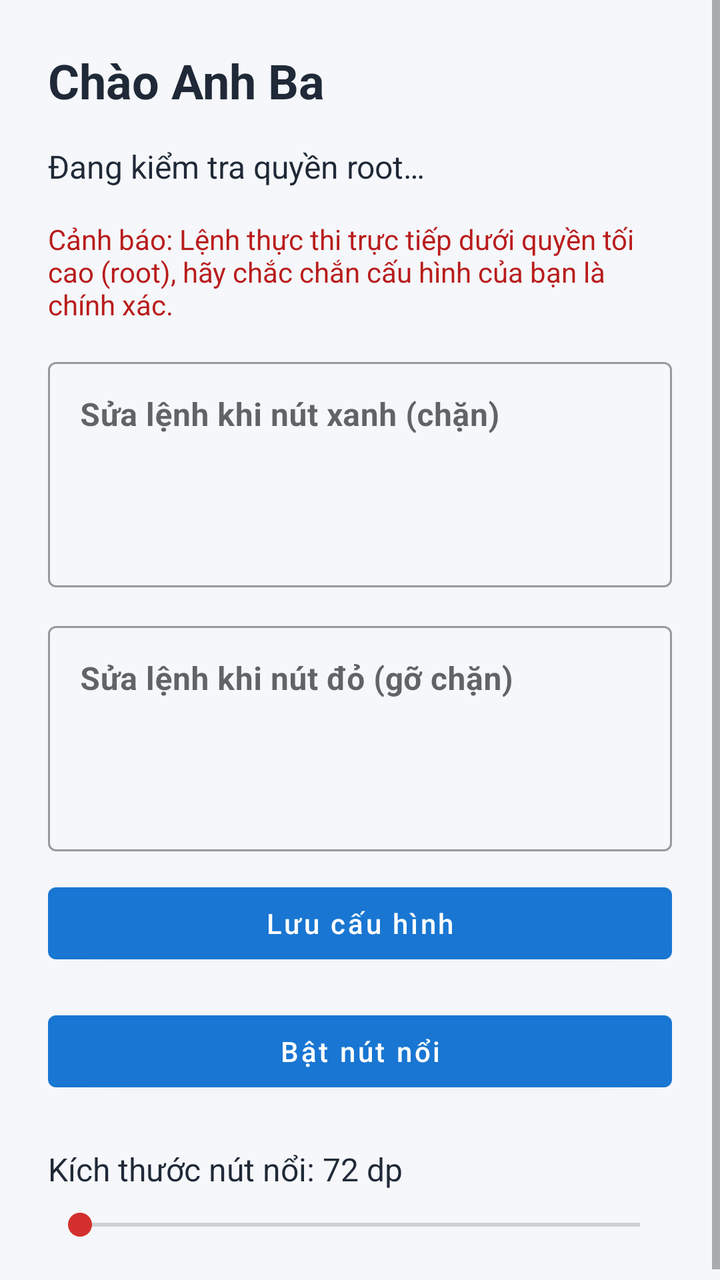
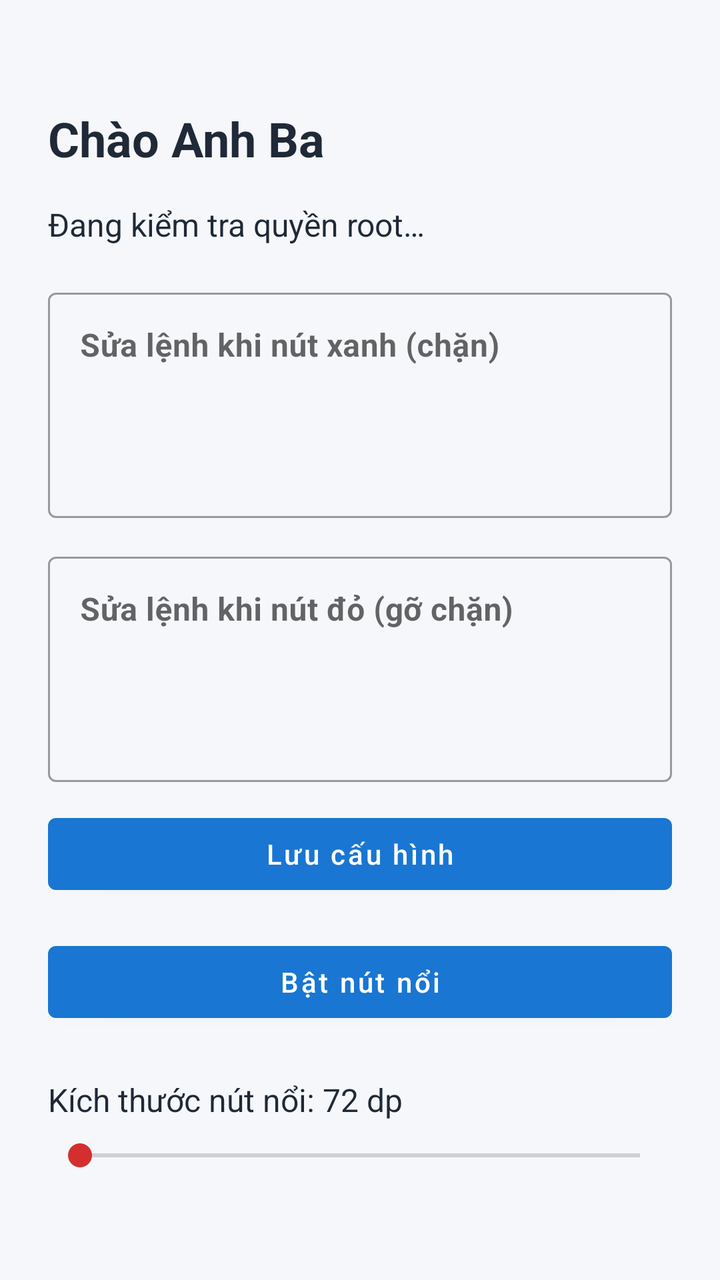

Screens rendered from an Android XML layout before and after an edit, with the pre-edit source and the edit as a unified diff.
<!-- AndroidManifest.xml: application theme Theme.NutNoi -->
<!-- res/layout/activity_main.xml -->
<?xml version="1.0" encoding="utf-8"?>
<ScrollView xmlns:android="http://schemas.android.com/apk/res/android"
    xmlns:app="http://schemas.android.com/apk/res-auto"
    android:layout_width="match_parent"
    android:layout_height="match_parent"
    android:fillViewport="true"
    android:background="#F5F7FA">

    <LinearLayout
        android:layout_width="match_parent"
        android:layout_height="wrap_content"
        android:orientation="vertical"
        android:padding="24dp"
        android:gravity="center_vertical">

        <TextView
            android:layout_width="match_parent"
            android:layout_height="wrap_content"
            android:text="@string/greeting"
            android:textColor="#1F2937"
            android:textSize="24sp"
            android:textStyle="bold"
            android:layout_marginBottom="16dp" />

        <TextView
            android:id="@+id/rootStatus"
            android:layout_width="match_parent"
            android:layout_height="wrap_content"
            android:text="@string/root_status_checking"
            android:textColor="#1F2937"
            android:textSize="16sp"
            android:paddingBottom="16dp" />

        <TextView
            android:layout_width="match_parent"
            android:layout_height="wrap_content"
            android:text="@string/firewall_warning_short"
            android:textColor="#B91C1C"
            android:textSize="14sp"
            android:paddingBottom="12dp" />

        <com.google.android.material.textfield.TextInputLayout
            android:layout_width="match_parent"
            android:layout_height="wrap_content"
            android:hint="@string/edit_block_commands"
            app:hintTextAppearance="@style/TextAppearance.NutNoi.CommandHint"
            android:layout_marginBottom="12dp"
            style="@style/Widget.MaterialComponents.TextInputLayout.OutlinedBox">

            <com.google.android.material.textfield.TextInputEditText
                android:id="@+id/blockCommandsInput"
                android:layout_width="match_parent"
                android:layout_height="wrap_content"
                android:gravity="top|start"
                android:inputType="textMultiLine|textNoSuggestions"
                android:minLines="4"
                android:maxLines="8"
                android:scrollbars="vertical"
                android:textColor="#1F2937"
                android:textStyle="bold" />
        </com.google.android.material.textfield.TextInputLayout>

        <com.google.android.material.textfield.TextInputLayout
            android:layout_width="match_parent"
            android:layout_height="wrap_content"
            android:hint="@string/edit_unblock_commands"
            app:hintTextAppearance="@style/TextAppearance.NutNoi.CommandHint"
            android:layout_marginBottom="12dp"
            style="@style/Widget.MaterialComponents.TextInputLayout.OutlinedBox">

            <com.google.android.material.textfield.TextInputEditText
                android:id="@+id/unblockCommandsInput"
                android:layout_width="match_parent"
                android:layout_height="wrap_content"
                android:gravity="top|start"
                android:inputType="textMultiLine|textNoSuggestions"
                android:minLines="4"
                android:maxLines="8"
                android:scrollbars="vertical"
                android:textColor="#1F2937"
                android:textStyle="bold" />
        </com.google.android.material.textfield.TextInputLayout>

        <Button
            android:id="@+id/btnSaveCommands"
            android:layout_width="match_parent"
            android:layout_height="wrap_content"
            android:text="@string/save_configuration"
            android:textAllCaps="false"
            android:layout_marginBottom="16dp" />

        <Button
            android:id="@+id/btnToggleOverlay"
            android:layout_width="match_parent"
            android:layout_height="wrap_content"
            android:text="@string/enable_button"
            android:textAllCaps="false"
            android:layout_marginBottom="24dp" />

        <TextView
            android:id="@+id/overlaySizeLabel"
            android:layout_width="match_parent"
            android:layout_height="wrap_content"
            android:labelFor="@id/overlaySizeSeekBar"
            android:text="@string/overlay_size_value_default"
            android:textColor="#1F2937"
            android:textSize="16sp"
            android:paddingBottom="8dp" />

        <SeekBar
            android:id="@+id/overlaySizeSeekBar"
            android:layout_width="match_parent"
            android:layout_height="wrap_content"
            android:contentDescription="@string/overlay_size_label" />
    </LinearLayout>
</ScrollView>
<!-- resources referenced by this layout -->
<resources>
  <string name="edit_block_commands">Sửa lệnh khi nút xanh (chặn)</string>
  <string name="edit_unblock_commands">Sửa lệnh khi nút đỏ (gỡ chặn)</string>
  <string name="enable_button">Bật nút nổi</string>
  <string name="firewall_warning_short">Cảnh báo: Lệnh thực thi trực tiếp dưới quyền tối cao (root), hãy chắc chắn cấu hình của bạn là chính xác.</string>
  <string name="greeting">Chào Anh Ba</string>
  <string name="overlay_size_label">Kích thước nút nổi</string>
  <string name="overlay_size_value_default">Kích thước nút nổi: 72 dp</string>
  <string name="root_status_checking">Đang kiểm tra quyền root…</string>
  <string name="save_configuration">Lưu cấu hình</string>
  <style name="TextAppearance.NutNoi.CommandHint" parent="TextAppearance.MaterialComponents.Body1">
          <item name="android:textStyle">bold</item>
          <item name="android:textColor">#1565C0</item>
      </style>
  <style name="Theme.NutNoi" parent="Theme.MaterialComponents.DayNight.NoActionBar">
          <item name="colorPrimary">#1976D2</item>
          <item name="colorPrimaryDark">#1565C0</item>
          <item name="colorAccent">#D32F2F</item>
          <item name="android:statusBarColor">@android:color/transparent</item>
          <item name="android:navigationBarColor">@android:color/transparent</item>
      </style>
</resources>

<!-- the commit's change to res/layout/activity_main.xml (unified diff, before → after) -->
@@ -30,14 +30,6 @@
             android:textColor="#1F2937"
             android:textSize="16sp"
             android:paddingBottom="16dp" />
-
-        <TextView
-            android:layout_width="match_parent"
-            android:layout_height="wrap_content"
-            android:text="@string/firewall_warning_short"
-            android:textColor="#B91C1C"
-            android:textSize="14sp"
-            android:paddingBottom="12dp" />
 
         <com.google.android.material.textfield.TextInputLayout
             android:layout_width="match_parent"
<!-- resource entries referenced after the edit -->
@@ -3,7 +3,6 @@
   <string name="edit_block_commands">Sửa lệnh khi nút xanh (chặn)</string>
   <string name="edit_unblock_commands">Sửa lệnh khi nút đỏ (gỡ chặn)</string>
   <string name="enable_button">Bật nút nổi</string>
-  <string name="firewall_warning_short">Cảnh báo: Lệnh thực thi trực tiếp dưới quyền tối cao (root), hãy chắc chắn cấu hình của bạn là chính xác.</string>
   <string name="greeting">Chào Anh Ba</string>
   <string name="overlay_size_label">Kích thước nút nổi</string>
   <string name="overlay_size_value_default">Kích thước nút nổi: 72 dp</string>
